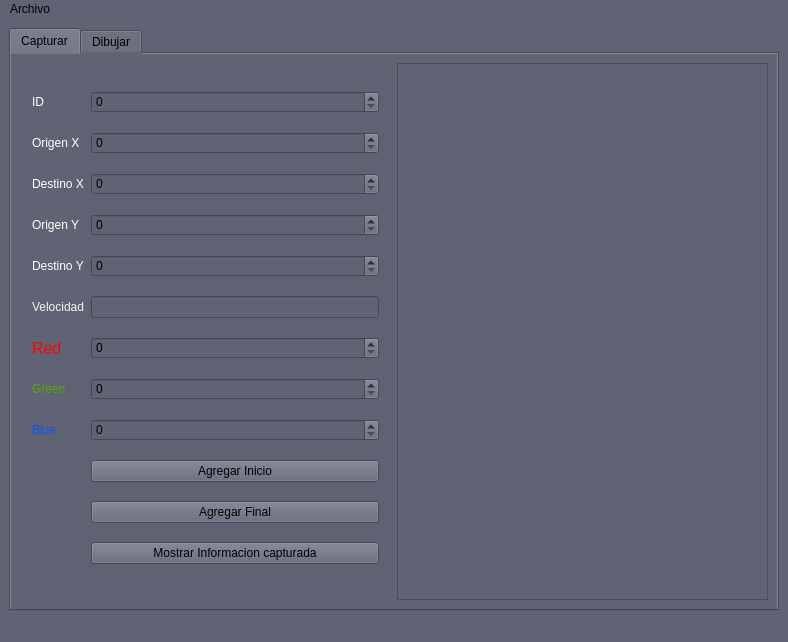
First picture: the form in mainWindow.ui, repository MaxAlgavaBernabe/Proyecto-de-particulas-Python, before the edit.
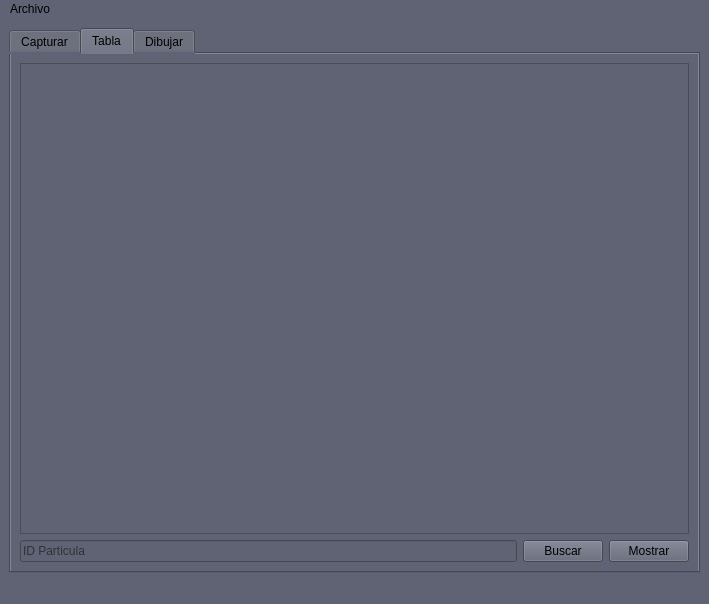
Second picture: the form after the edit.

Commit message: tablas y busqueda funcionando

```diff
--- a/mainWindow.ui
+++ b/mainWindow.ui
@@ -6,8 +6,8 @@
    <rect>
     <x>0</x>
     <y>0</y>
-    <width>788</width>
-    <height>642</height>
+    <width>709</width>
+    <height>604</height>
    </rect>
   </property>
   <property name="windowTitle">
@@ -23,7 +23,7 @@
     <item row="0" column="1">
      <widget class="QTabWidget" name="tabWidget">
       <property name="currentIndex">
-       <number>0</number>
+       <number>1</number>
       </property>
       <widget class="QWidget" name="tab">
        <attribute name="title">
@@ -236,6 +236,37 @@
         </item>
        </layout>
       </widget>
+      <widget class="QWidget" name="tab_3">
+       <attribute name="title">
+        <string>Tabla</string>
+       </attribute>
+       <layout class="QGridLayout" name="gridLayout_5">
+        <item row="1" column="0">
+         <widget class="QLineEdit" name="buscar">
+          <property name="placeholderText">
+           <string>ID Particula</string>
+          </property>
+         </widget>
+        </item>
+        <item row="1" column="1">
+         <widget class="QPushButton" name="buscar_pushButton">
+          <property name="text">
+           <string>Buscar</string>
+          </property>
+         </widget>
+        </item>
+        <item row="1" column="2">
+         <widget class="QPushButton" name="mostrar_tabla_pushButton">
+          <property name="text">
+           <string>Mostrar</string>
+          </property>
+         </widget>
+        </item>
+        <item row="0" column="0" colspan="3">
+         <widget class="QTableWidget" name="tableWidget"/>
+        </item>
+       </layout>
+      </widget>
       <widget class="QWidget" name="tab_2">
        <attribute name="title">
         <string>Dibujar</string>
@@ -269,7 +300,7 @@
     <rect>
      <x>0</x>
      <y>0</y>
-     <width>788</width>
+     <width>709</width>
      <height>21</height>
     </rect>
    </property>
```
Left out of the diff: 16 changed lines with no effect on the pictures. The commit also changes 3 other files.
